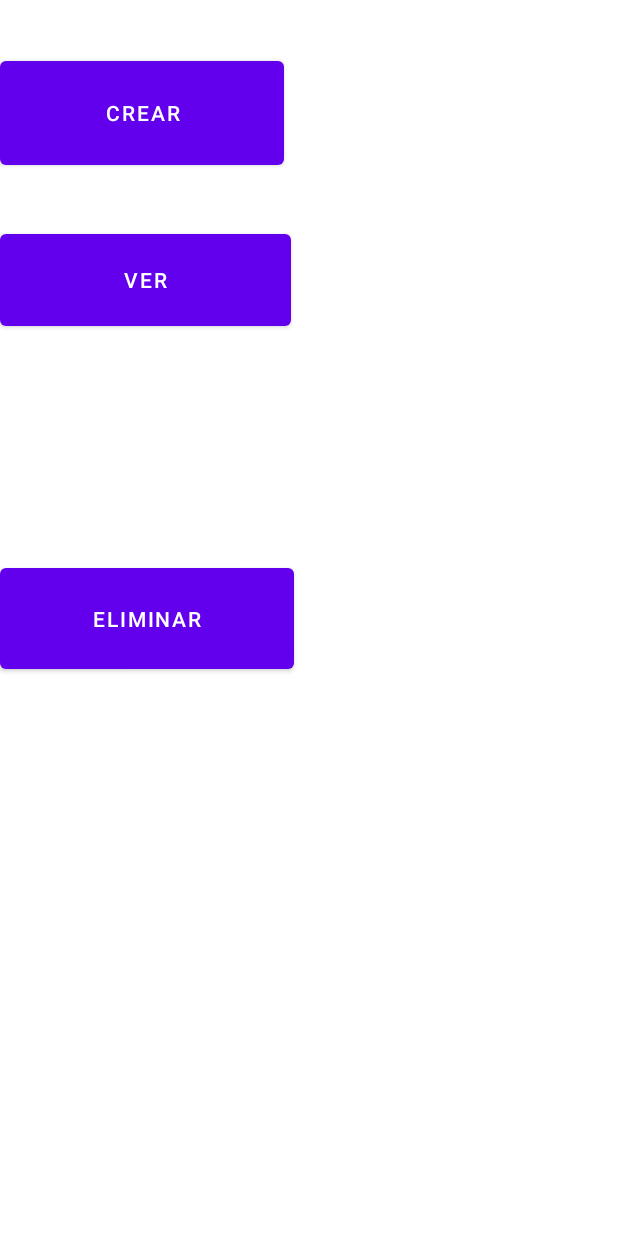
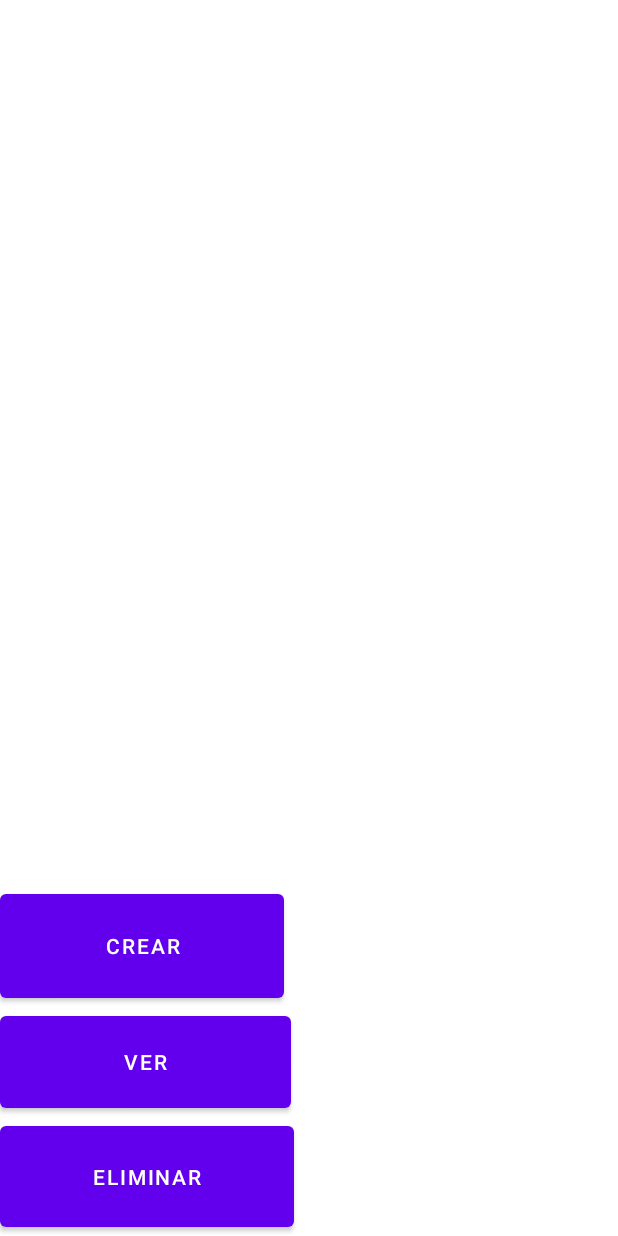
Before and after one commit to MrSanx/Galeria-de-arte, an Android app: the layout activity_seleccion_actividad.xml on its own in the app's theme, with its tools: preview values and no code run, on a phone screen of 412 x 824 dp. Run offline under Robolectric (Android 15) with nearby library versions, the phone set to English and light mode, and no system bars.

Commit message:
Conexion entre 2 y 2.1

```diff
--- a/app/src/main/res/layout/seleccion_actividad.xml
+++ b/app/src/main/res/layout/activity_seleccion_actividad.xml
@@ -1,36 +1,33 @@
 <?xml version="1.0" encoding="utf-8"?>
-<androidx.constraintlayout.widget.ConstraintLayout
-    xmlns:android="http://schemas.android.com/apk/res/android"
+<androidx.constraintlayout.widget.ConstraintLayout xmlns:android="http://schemas.android.com/apk/res/android"
     xmlns:app="http://schemas.android.com/apk/res-auto"
     xmlns:tools="http://schemas.android.com/tools"
     android:layout_width="match_parent"
-    android:layout_height="match_parent">
+    android:layout_height="match_parent"
+    tools:context=".SeleccionActividad">
 
     <Button
         android:id="@+id/button"
         android:layout_width="189dp"
         android:layout_height="81dp"
-        android:text="Crear"
+        android:onClick="Crear"
+        android:text="@string/BotonCrear"
         app:layout_constraintBottom_toTopOf="@+id/button3"
-        app:layout_constraintStart_toStartOf="parent"
-        app:layout_constraintTop_toTopOf="parent" />
+        app:layout_constraintStart_toStartOf="parent" />
 
     <Button
         android:id="@+id/button3"
         android:layout_width="194dp"
         android:layout_height="73dp"
-        android:text="Ver"
+        android:text="@string/BotonVer"
         app:layout_constraintBottom_toTopOf="@+id/button4"
-        app:layout_constraintStart_toStartOf="parent"
-        app:layout_constraintTop_toTopOf="parent" />
+        app:layout_constraintStart_toStartOf="parent" />
 
     <Button
         android:id="@+id/button4"
         android:layout_width="196dp"
         android:layout_height="79dp"
-        android:text="Eliminar"
+        android:text="@string/BotonEliminar"
         app:layout_constraintBottom_toBottomOf="parent"
-        app:layout_constraintStart_toStartOf="parent"
-        app:layout_constraintTop_toTopOf="parent" />
-
+        app:layout_constraintStart_toStartOf="parent" />
 </androidx.constraintlayout.widget.ConstraintLayout>
--- a/app/src/main/res/values/strings.xml
+++ b/app/src/main/res/values/strings.xml
@@ -9,4 +9,12 @@
     <string name="invalid_username">Not a valid username</string>
     <string name="invalid_password">Password must be >5 characters</string>
     <string name="login_failed">"Login failed"</string>
+
+    <string name="BotonCrear">Crear</string>
+    <string name="BotonVer">Ver</string>
+    <string name="BotonEliminar">Eliminar</string>
+
+    <string name="BotonCrearObra">Crear obra</string>
+    <string name="BotonCrearPersona">Crear persona</string>
+    <string name="BotonRegistrarVenta">Registrar Venta</string>
 </resources>
```
Also changed, not shown: app/src/main/AndroidManifest.xml (+5 -3 lines), app/src/main/java/com/heklai/mercallery/ActivityCrear.java (added, +16 -0 lines), app/src/main/java/com/heklai/mercallery/SeleccionActividad.java (added, +23 -0 lines), app/src/main/res/layout/activity_crear.xml (added, +33 -0 lines).
